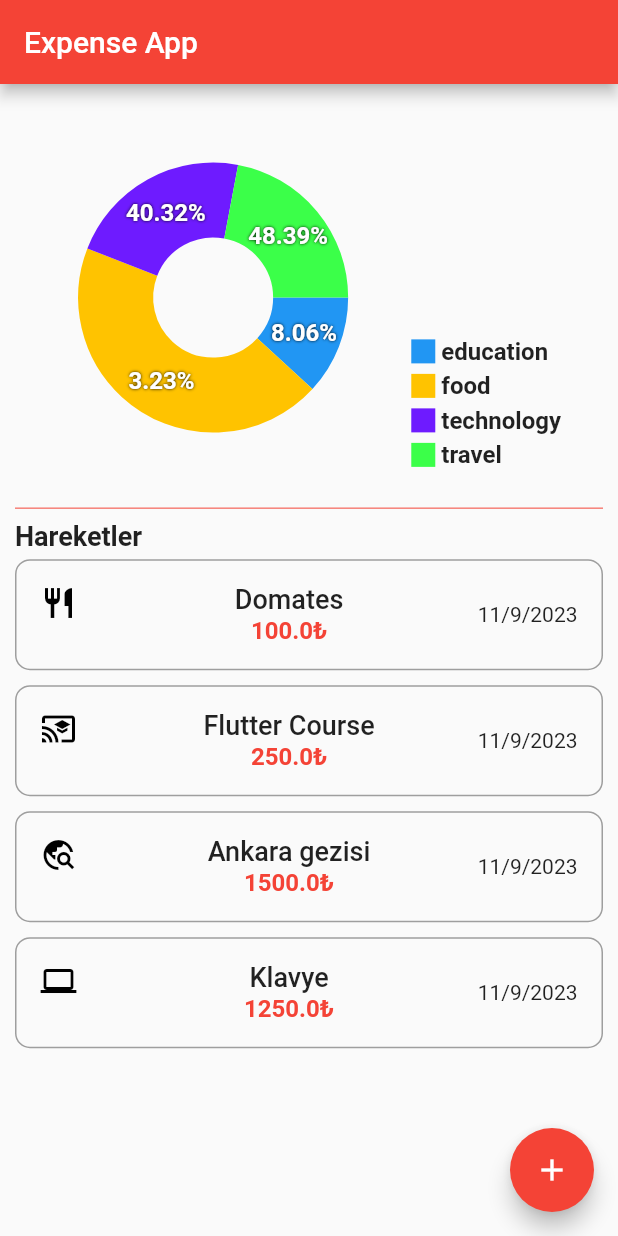
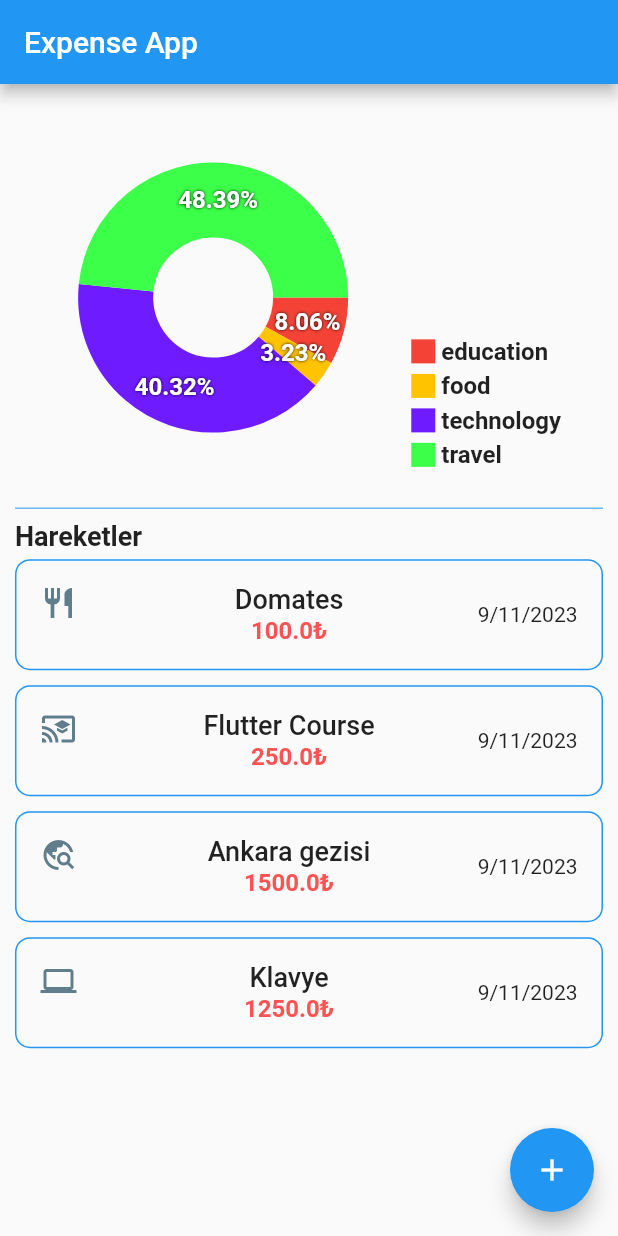
Before and after one commit to boratzn/Tobeto, a Flutter app: the screen it shows after launch, on a phone screen of 412 x 824 dp. Run offline on Flutter 3.47's test engine with Material 2 defaults, Android fonts, the phone set to English and light mode, and no system bars; drawn by our look-alikes of fl_chart.

Commit message:
tarih formatında değişiklik yapıldı

```diff
--- a/expense_app/lib/pages/expense_list_page.dart
+++ b/expense_app/lib/pages/expense_list_page.dart
@@ -17,7 +17,6 @@ class _ExpenseListPageState extends State<ExpenseListPage> {
   Widget build(BuildContext context) {
     return Scaffold(
       appBar: AppBar(
-        backgroundColor: Colors.red,
         title: const Text("Expense App"),
       ),
       body: Padding(
@@ -30,7 +29,7 @@ class _ExpenseListPageState extends State<ExpenseListPage> {
               child: PieChartSample(),
             ),
             const Divider(
-              color: Colors.red,
+              color: Colors.blue,
             ),
             const Text(
               "Hareketler",
@@ -48,21 +47,23 @@ class _ExpenseListPageState extends State<ExpenseListPage> {
                 itemCount: expenseList.length,
                 itemBuilder: (context, index) {
                   var item = expenseList[index];
-                  String date = DateFormat('yMd').format(item.date);
+                  String date = DateFormat('d/M/y').format(item.date);
                   return ListTile(
                     shape: RoundedRectangleBorder(
                       borderRadius: BorderRadius.circular(10),
                       side: const BorderSide(
-                        color: Colors.grey,
+                        color: Colors.blue,
                       ),
                     ),
-                    iconColor: Colors.black,
+                    iconColor: Colors.blueGrey,
                     leading: checkIcons(item.category),
                     title: Text(
                       textAlign: TextAlign.center,
                       item.name,
                       style: const TextStyle(
-                          fontSize: 18, fontWeight: FontWeight.w500),
+                        fontSize: 18,
+                        fontWeight: FontWeight.w500,
+                      ),
                     ),
                     subtitle: Text(
                       textAlign: TextAlign.center,
@@ -70,7 +71,7 @@ class _ExpenseListPageState extends State<ExpenseListPage> {
                       style: const TextStyle(
                         fontSize: 16,
                         fontWeight: FontWeight.bold,
-                        color: Colors.red,
+                        color: Colors.redAccent,
                       ),
                     ),
                     trailing: Text(date),
@@ -82,7 +83,6 @@ class _ExpenseListPageState extends State<ExpenseListPage> {
         ),
       ),
       floatingActionButton: FloatingActionButton(
-        backgroundColor: Colors.red,
         child: const Icon(Icons.add),
         onPressed: () {},
       ),
```
Also changed, not shown: expense_app/lib/widgets/pie_chart.dart (+5 -5 lines).
